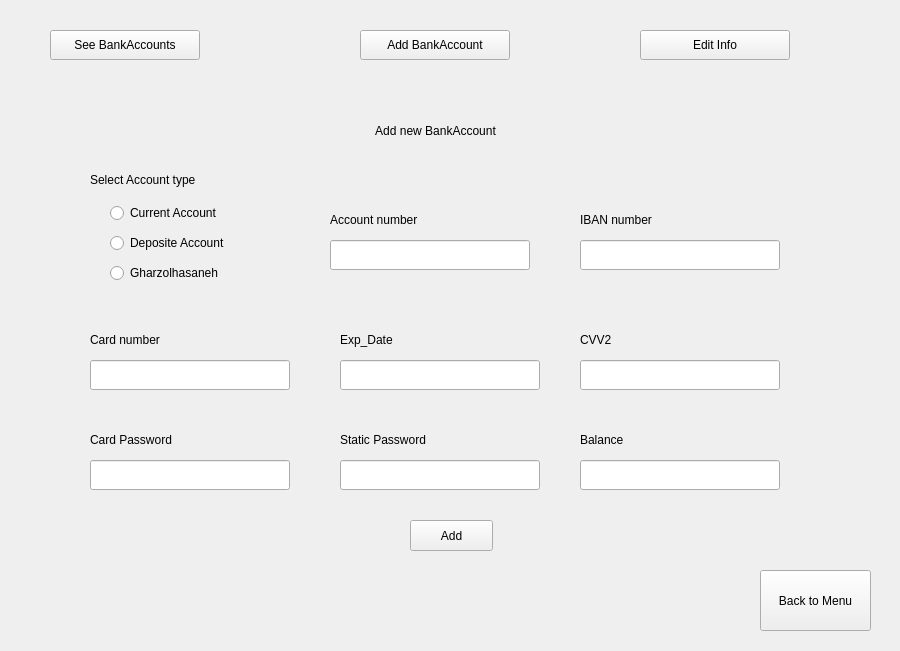
Old version of the form UIAP_Final/admin_costumerdetails.ui in the repository a-HA7-z/UIAP_Final.
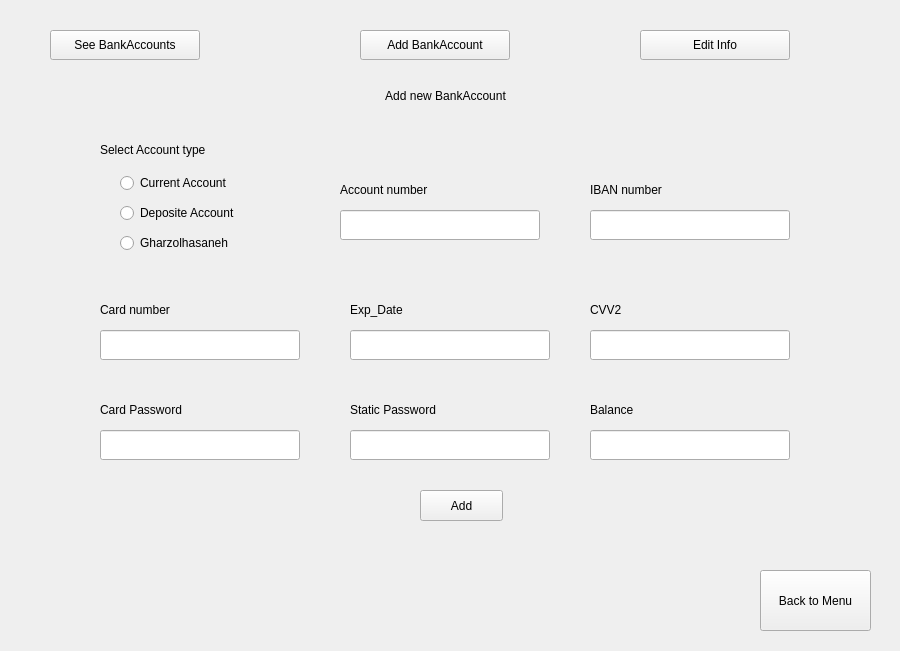
New version of the form. The open tabs and pages were chosen to show the change.

Commit message: Edit in adding bankAccount conditions

The edit to the form file:
```diff
--- a/UIAP_Final/admin_costumerdetails.ui
+++ b/UIAP_Final/admin_costumerdetails.ui
@@ -61,8 +61,8 @@
     <widget class="QLineEdit" name="IBAN">
      <property name="geometry">
       <rect>
-       <x>520</x>
-       <y>170</y>
+       <x>530</x>
+       <y>140</y>
        <width>200</width>
        <height>30</height>
       </rect>
@@ -71,8 +71,8 @@
     <widget class="QLineEdit" name="CardNumber">
      <property name="geometry">
       <rect>
-       <x>30</x>
-       <y>290</y>
+       <x>40</x>
+       <y>260</y>
        <width>200</width>
        <height>30</height>
       </rect>
@@ -81,8 +81,8 @@
     <widget class="QLineEdit" name="CardPIN">
      <property name="geometry">
       <rect>
-       <x>30</x>
-       <y>390</y>
+       <x>40</x>
+       <y>360</y>
        <width>200</width>
        <height>30</height>
       </rect>
@@ -91,8 +91,8 @@
     <widget class="QLineEdit" name="CVV2">
      <property name="geometry">
       <rect>
-       <x>520</x>
-       <y>290</y>
+       <x>530</x>
+       <y>260</y>
        <width>200</width>
        <height>30</height>
       </rect>
@@ -101,8 +101,8 @@
     <widget class="QLineEdit" name="ExpDate">
      <property name="geometry">
       <rect>
-       <x>280</x>
-       <y>290</y>
+       <x>290</x>
+       <y>260</y>
        <width>200</width>
        <height>30</height>
       </rect>
@@ -111,8 +111,8 @@
     <widget class="QLineEdit" name="Balance">
      <property name="geometry">
       <rect>
-       <x>520</x>
-       <y>390</y>
+       <x>530</x>
+       <y>360</y>
        <width>200</width>
        <height>30</height>
       </rect>
@@ -121,8 +121,8 @@
     <widget class="QLineEdit" name="StaticPassword">
      <property name="geometry">
       <rect>
-       <x>280</x>
-       <y>390</y>
+       <x>290</x>
+       <y>360</y>
        <width>200</width>
        <height>30</height>
       </rect>
@@ -131,8 +131,8 @@
     <widget class="QLabel" name="label">
      <property name="geometry">
       <rect>
-       <x>30</x>
-       <y>90</y>
+       <x>40</x>
+       <y>60</y>
        <width>200</width>
        <height>40</height>
       </rect>
@@ -144,8 +144,8 @@
     <widget class="QLabel" name="label_2">
      <property name="geometry">
       <rect>
-       <x>30</x>
-       <y>250</y>
+       <x>40</x>
+       <y>220</y>
        <width>200</width>
        <height>40</height>
       </rect>
@@ -157,8 +157,8 @@
     <widget class="QLabel" name="label_3">
      <property name="geometry">
       <rect>
-       <x>520</x>
-       <y>130</y>
+       <x>530</x>
+       <y>100</y>
        <width>200</width>
        <height>40</height>
       </rect>
@@ -170,8 +170,8 @@
     <widget class="QLabel" name="label_4">
      <property name="geometry">
       <rect>
-       <x>280</x>
-       <y>250</y>
+       <x>290</x>
+       <y>220</y>
        <width>200</width>
        <height>40</height>
       </rect>
@@ -183,8 +183,8 @@
     <widget class="QLabel" name="label_5">
      <property name="geometry">
       <rect>
-       <x>30</x>
-       <y>350</y>
+       <x>40</x>
+       <y>320</y>
        <width>200</width>
        <height>40</height>
       </rect>
@@ -196,8 +196,8 @@
     <widget class="QLabel" name="label_6">
      <property name="geometry">
       <rect>
-       <x>280</x>
-       <y>350</y>
+       <x>290</x>
+       <y>320</y>
        <width>200</width>
        <height>40</height>
       </rect>
@@ -209,8 +209,8 @@
     <widget class="QLabel" name="label_7">
      <property name="geometry">
       <rect>
-       <x>520</x>
-       <y>250</y>
+       <x>530</x>
+       <y>220</y>
        <width>200</width>
        <height>40</height>
       </rect>
@@ -222,8 +222,8 @@
     <widget class="QLabel" name="label_8">
      <property name="geometry">
       <rect>
-       <x>520</x>
-       <y>350</y>
+       <x>530</x>
+       <y>320</y>
        <width>200</width>
        <height>40</height>
       </rect>
@@ -235,10 +235,10 @@
     <widget class="QLabel" name="label_9">
      <property name="geometry">
       <rect>
-       <x>280</x>
-       <y>40</y>
-       <width>191</width>
-       <height>41</height>
+       <x>0</x>
+       <y>0</y>
+       <width>771</width>
+       <height>51</height>
       </rect>
      </property>
      <property name="text">
@@ -251,8 +251,8 @@
     <widget class="QLabel" name="label_10">
      <property name="geometry">
       <rect>
-       <x>270</x>
-       <y>130</y>
+       <x>280</x>
+       <y>100</y>
        <width>200</width>
        <height>40</height>
       </rect>
@@ -264,8 +264,8 @@
     <widget class="QLineEdit" name="AccountNumber">
      <property name="geometry">
       <rect>
-       <x>270</x>
-       <y>170</y>
+       <x>280</x>
+       <y>140</y>
        <width>200</width>
        <height>30</height>
       </rect>
@@ -274,8 +274,8 @@
     <widget class="QRadioButton" name="Deposite">
      <property name="geometry">
       <rect>
-       <x>50</x>
-       <y>160</y>
+       <x>60</x>
+       <y>130</y>
        <width>150</width>
        <height>26</height>
       </rect>
@@ -287,8 +287,8 @@
     <widget class="QRadioButton" name="Gharz">
      <property name="geometry">
       <rect>
-       <x>50</x>
-       <y>190</y>
+       <x>60</x>
+       <y>160</y>
        <width>150</width>
        <height>26</height>
       </rect>
@@ -300,8 +300,8 @@
     <widget class="QRadioButton" name="Current">
      <property name="geometry">
       <rect>
-       <x>50</x>
-       <y>130</y>
+       <x>60</x>
+       <y>100</y>
        <width>150</width>
        <height>26</height>
       </rect>
@@ -313,8 +313,8 @@
     <widget class="QPushButton" name="AddAccountButton">
      <property name="geometry">
       <rect>
-       <x>350</x>
-       <y>450</y>
+       <x>360</x>
+       <y>420</y>
        <width>83</width>
        <height>31</height>
       </rect>
```
Left out of the diff: 62 changed lines with no effect on the pictures. The commit also changes 2 other files.
